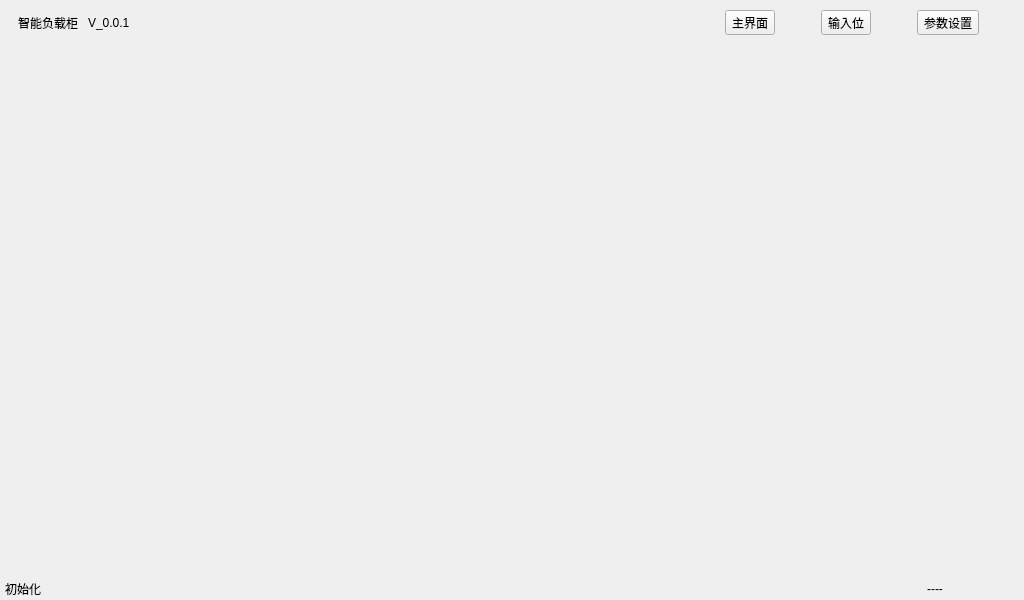
This is LoadCabinet/mainwindow.ui in luozhiyong131/BusBar as Qt 5 draws it before an edit. The edited form follows.
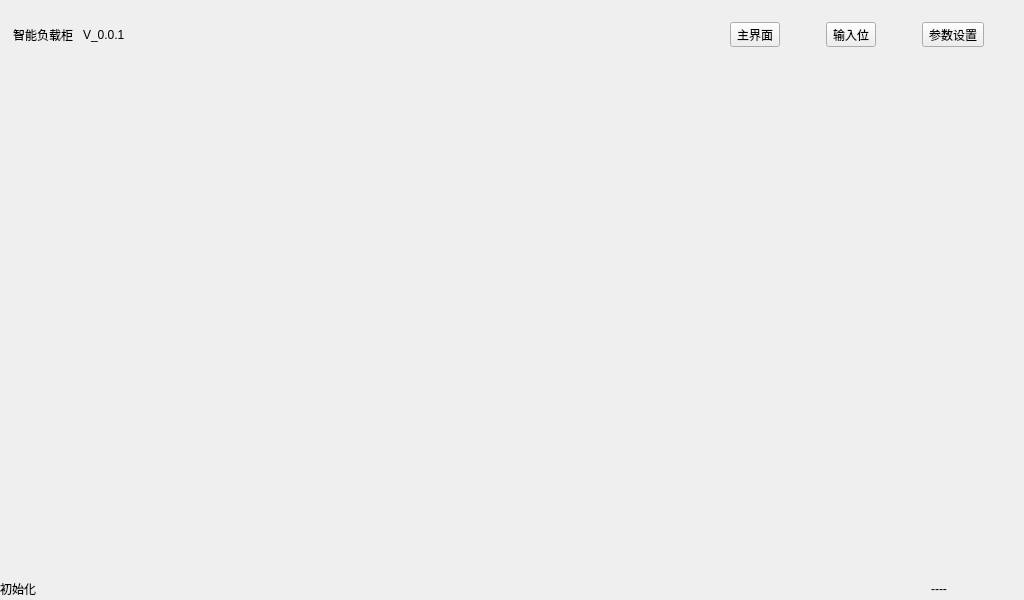
This is the edited form. Icons and pictures are not drawn.

Commit message: 界面调整

The edit to the form file:
```diff
--- a/LoadCabinet/mainwindow.ui
+++ b/LoadCabinet/mainwindow.ui
@@ -16,19 +16,25 @@
   <widget class="QWidget" name="centralWidget">
    <layout class="QGridLayout" name="gridLayout_2">
     <property name="leftMargin">
-     <number>5</number>
+     <number>0</number>
     </property>
     <property name="topMargin">
-     <number>10</number>
+     <number>0</number>
     </property>
     <property name="rightMargin">
-     <number>5</number>
+     <number>0</number>
     </property>
     <property name="bottomMargin">
      <number>0</number>
     </property>
     <item row="0" column="0">
      <widget class="QWidget" name="titleWid" native="true">
+      <property name="minimumSize">
+       <size>
+        <width>0</width>
+        <height>70</height>
+       </size>
+      </property>
       <layout class="QGridLayout" name="gridLayout">
        <property name="leftMargin">
         <number>0</number>
@@ -162,6 +168,12 @@
      <layout class="QHBoxLayout" name="horizontalLayout_2" stretch="5,1">
       <item>
        <widget class="QLabel" name="statusLabel">
+        <property name="maximumSize">
+         <size>
+          <width>16777215</width>
+          <height>30</height>
+         </size>
+        </property>
         <property name="text">
          <string>初始化</string>
         </property>
@@ -169,6 +181,12 @@
       </item>
       <item>
        <widget class="QPushButton" name="timeBtn">
+        <property name="maximumSize">
+         <size>
+          <width>16777215</width>
+          <height>30</height>
+         </size>
+        </property>
         <property name="contextMenuPolicy">
          <enum>Qt::DefaultContextMenu</enum>
         </property>
```
The commit also changes 4 other files.
